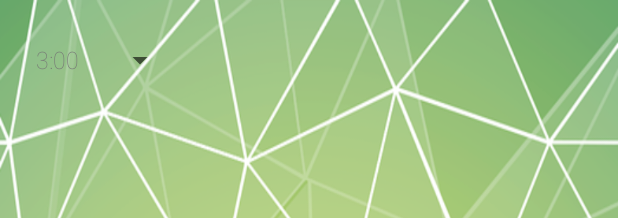
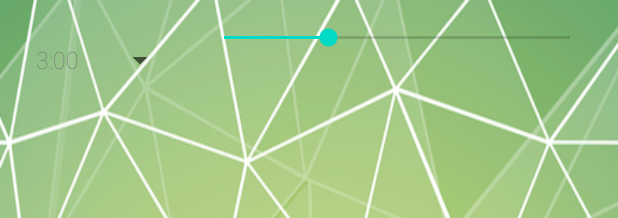
Before and after one commit to tatsuya-ss/MyCountdownTimer, an Android app: the layout activity_main.xml on its own in the app's theme, with its tools: preview values and no code run, on a phone screen of 412 x 824 dp. Shown: the top 218 px of the screen. Run offline under Robolectric (Android 15) with nearby library versions, the phone set to English and light mode, and no system bars.

Commit message:
シークバー

```diff
--- a/app/src/main/res/layout/activity_main.xml
+++ b/app/src/main/res/layout/activity_main.xml
@@ -39,4 +39,17 @@
         android:minHeight="48dp"
         app:layout_constraintStart_toStartOf="parent"
         app:layout_constraintTop_toTopOf="parent" />
+
+    <SeekBar
+        android:id="@+id/seekBar"
+        android:layout_width="0dp"
+        android:layout_height="wrap_content"
+        android:layout_marginStart="16dp"
+        android:layout_marginTop="16dp"
+        android:layout_marginEnd="16dp"
+        android:max="600"
+        android:progress="180"
+        app:layout_constraintEnd_toEndOf="parent"
+        app:layout_constraintStart_toEndOf="@+id/spinner"
+        app:layout_constraintTop_toTopOf="parent" />
 </androidx.constraintlayout.widget.ConstraintLayout>
```
Also changed, not shown: app/src/main/java/com/example/mycountdowntimer/MainActivity.kt (+23 -0 lines).
